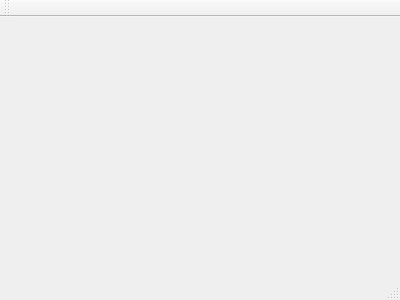
Qt form MacGUI/mainwindow.ui (ashleysimpson/FanucProject) before a commit.
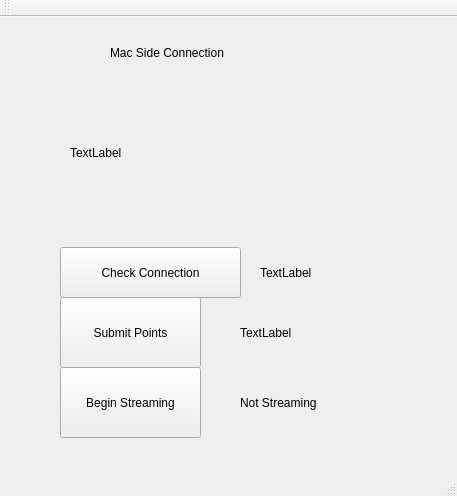
The same form after that commit.

The edit to the form file:
```diff
--- a/MacGUI/mainwindow.ui
+++ b/MacGUI/mainwindow.ui
@@ -1,24 +1,144 @@
 <ui version="4.0">
  <class>MainWindow</class>
- <widget class="QMainWindow" name="MainWindow" >
-  <property name="geometry" >
+ <widget class="QMainWindow" name="MainWindow">
+  <property name="geometry">
    <rect>
     <x>0</x>
     <y>0</y>
-    <width>400</width>
-    <height>300</height>
+    <width>457</width>
+    <height>496</height>
    </rect>
   </property>
   <property name="windowTitle" >
    <string>MainWindow</string>
   </property>
-  <widget class="QMenuBar" name="menuBar" />
-  <widget class="QToolBar" name="mainToolBar" />
-  <widget class="QWidget" name="centralWidget" />
-  <widget class="QStatusBar" name="statusBar" />
+  <widget class="QWidget" name="centralWidget">
+   <widget class="QPushButton" name="streamingPushButton">
+    <property name="geometry">
+     <rect>
+      <x>60</x>
+      <y>350</y>
+      <width>141</width>
+      <height>71</height>
+     </rect>
+    </property>
+    <property name="text">
+     <string>Begin Streaming</string>
+    </property>
+   </widget>
+   <widget class="QLabel" name="streamingLabel">
+    <property name="geometry">
+     <rect>
+      <x>240</x>
+      <y>370</y>
+      <width>171</width>
+      <height>31</height>
+     </rect>
+    </property>
+    <property name="text">
+     <string>Not Streaming</string>
+    </property>
+   </widget>
+   <widget class="QPushButton" name="pointsPushButton">
+    <property name="geometry">
+     <rect>
+      <x>60</x>
+      <y>280</y>
+      <width>141</width>
+      <height>71</height>
+     </rect>
+    </property>
+    <property name="text">
+     <string>Submit Points</string>
+    </property>
+   </widget>
+   <widget class="QLabel" name="pointsLabel">
+    <property name="geometry">
+     <rect>
+      <x>240</x>
+      <y>300</y>
+      <width>171</width>
+      <height>31</height>
+     </rect>
+    </property>
+    <property name="text">
+     <string>TextLabel</string>
+    </property>
+   </widget>
+   <widget class="QPushButton" name="checkConnectionPushButton">
+    <property name="geometry">
+     <rect>
+      <x>60</x>
+      <y>230</y>
+      <width>181</width>
+      <height>51</height>
+     </rect>
+    </property>
+    <property name="text">
+     <string>Check Connection</string>
+    </property>
+   </widget>
+   <widget class="QLabel" name="checkConnectionLabel">
+    <property name="geometry">
+     <rect>
+      <x>260</x>
+      <y>240</y>
+      <width>141</width>
+      <height>31</height>
+     </rect>
+    </property>
+    <property name="text">
+     <string>TextLabel</string>
+    </property>
+   </widget>
+   <widget class="QLabel" name="header">
+    <property name="geometry">
+     <rect>
+      <x>110</x>
+      <y>20</y>
+      <width>231</width>
+      <height>31</height>
+     </rect>
+    </property>
+    <property name="text">
+     <string>Mac Side Connection</string>
+    </property>
+   </widget>
+   <widget class="QLabel" name="instructions">
+    <property name="geometry">
+     <rect>
+      <x>70</x>
+      <y>60</y>
+      <width>321</width>
+      <height>151</height>
+     </rect>
+    </property>
+    <property name="text">
+     <string>TextLabel</string>
+    </property>
+   </widget>
+  </widget>
+  <widget class="QMenuBar" name="menuBar">
+   <property name="geometry">
+    <rect>
+     <x>0</x>
+     <y>0</y>
+     <width>457</width>
+     <height>22</height>
+    </rect>
+   </property>
+  </widget>
+  <widget class="QToolBar" name="mainToolBar">
+   <attribute name="toolBarArea">
+    <enum>TopToolBarArea</enum>
+   </attribute>
+   <attribute name="toolBarBreak">
+    <bool>false</bool>
+   </attribute>
+  </widget>
+  <widget class="QStatusBar" name="statusBar"/>
  </widget>
- <layoutDefault spacing="6" margin="11" />
- <pixmapfunction></pixmapfunction>
+ <layoutdefault spacing="6" margin="11"/>
  <resources/>
  <connections/>
 </ui>
```
Left out of the diff: 3 changed lines with no effect on the pictures.
